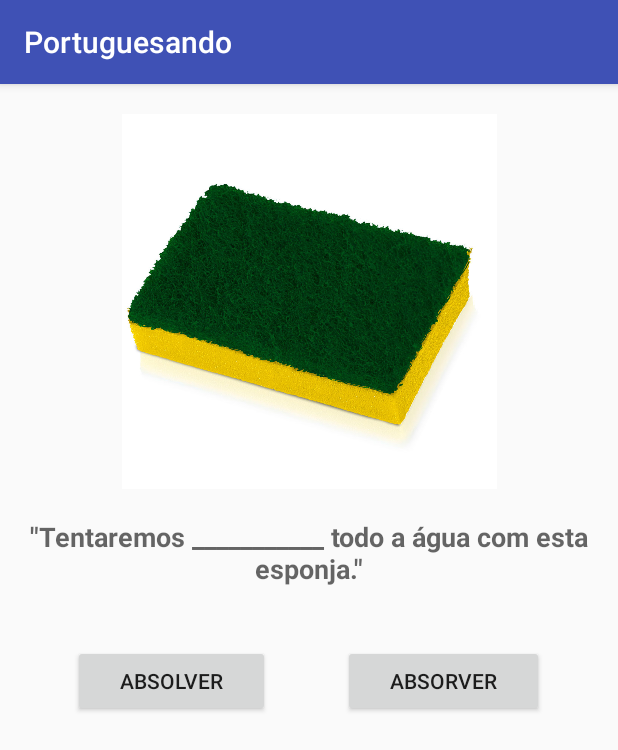
After one commit to higorbhermes/Portuguesando, an Android app: the JogoSemelhancas4 screen opened directly, with no data from a screen before it, on a phone screen of 412 x 824 dp. The commit adds this screen. Shown: the top 750 px of the screen. Run offline under Robolectric (Android 15) with nearby library versions, the phone set to English and light mode, and no system bars.

```diff
--- a/app/build.gradle
+++ b/app/build.gradle
@@ -1,4 +1,5 @@
 apply plugin: 'com.android.application'
+apply plugin: 'realm-android'
 
 android {
     compileSdkVersion 27
@@ -26,4 +27,5 @@ dependencies {
     testImplementation 'junit:junit:4.12'
     androidTestImplementation 'com.android.support.test:runner:1.0.2'
     androidTestImplementation 'com.android.support.test.espresso:espresso-core:3.0.2'
+
 }
--- a/app/src/main/AndroidManifest.xml
+++ b/app/src/main/AndroidManifest.xml
@@ -31,7 +31,9 @@
         <activity android:name=".JogoSemelhancas.View.JogoSemelhancas1" />
         <activity android:name=".JogoPerguntas.View.TelaRespostaErrada" />
         <activity android:name=".JogoSemelhancas.View.JogoSemelhancas2" />
-        <activity android:name=".TelaSobre"></activity>
+        <activity android:name=".TelaSobre" />
+        <activity android:name=".JogoSemelhancas.View.JogoSemelhancas3" />
+        <activity android:name=".JogoSemelhancas.View.JogoSemelhancas4"></activity>
     </application>
 
 </manifest>
--- /dev/null
+++ b/app/src/main/java/higorhermes/tcc/portuguesando/JogoSemelhancas/View/JogoSemelhancas4.java
@@ -0,0 +1,37 @@
+package higorhermes.tcc.portuguesando.JogoSemelhancas.View;
+
+import android.content.Intent;
+import android.support.v7.app.AppCompatActivity;
+import android.os.Bundle;
+import android.view.View;
+import android.widget.Button;
+
+import higorhermes.tcc.portuguesando.JogoPerguntas.View.TelaRespostaCerta;
+import higorhermes.tcc.portuguesando.JogoPerguntas.View.TelaRespostaErrada;
+import higorhermes.tcc.portuguesando.R;
+
+public class JogoSemelhancas4 extends AppCompatActivity {
+
+    @Override
+    protected void onCreate(Bundle savedInstanceState) {
+        super.onCreate(savedInstanceState);
+        setContentView(R.layout.activity_jogo_semelhancas4);
+        Button button1 = (Button) findViewById(R.id.button_opcao1semelhanca4);
+        Button button2 = (Button) findViewById(R.id.button_opcao2semelhanca4);
+
+        button1.setOnClickListener(new View.OnClickListener() {
+            @Override
+            public void onClick(View view) {
+                Intent intent = new Intent(JogoSemelhancas4.this, TelaRespostaErrada.class);
+                startActivity(intent);
+            }
+        });
+        button2.setOnClickListener(new View.OnClickListener() {
+            @Override
+            public void onClick(View view) {
+                Intent intent = new Intent(JogoSemelhancas4.this, TelaRespostaCerta.class);
+                startActivity(intent);
+            }
+        });
+    }
+}
--- /dev/null
+++ b/app/src/main/res/layout/activity_jogo_semelhancas4.xml
@@ -0,0 +1,96 @@
+<?xml version="1.0" encoding="utf-8"?>
+<LinearLayout xmlns:android="http://schemas.android.com/apk/res/android"
+    xmlns:app="http://schemas.android.com/apk/res-auto"
+    xmlns:tools="http://schemas.android.com/tools"
+    android:layout_width="match_parent"
+    android:layout_height="match_parent"
+    android:orientation="vertical"
+    tools:context="higorhermes.tcc.portuguesando.JogoSemelhancas.View.JogoSemelhancas4">
+
+    <TextView
+        android:id="@+id/textView43"
+        android:layout_width="match_parent"
+        android:layout_height="10dp" />
+
+    <TextView
+        android:id="@+id/textView92"
+        android:layout_width="match_parent"
+        android:layout_height="10dp" />
+
+    <ImageView
+        android:id="@+id/imageView4"
+        android:layout_width="match_parent"
+        android:layout_height="250dp"
+        app:srcCompat="@drawable/questaosemelhanca4" />
+
+    <TextView
+        android:id="@+id/textView115"
+        android:layout_width="match_parent"
+        android:layout_height="wrap_content" />
+
+    <LinearLayout
+        android:layout_width="match_parent"
+        android:layout_height="wrap_content"
+        android:orientation="horizontal">
+
+
+        <TextView
+            android:id="@+id/textView94"
+            android:layout_width="match_parent"
+            android:layout_height="wrap_content"
+            android:layout_weight="1"
+            android:gravity="center"
+            android:text='"Tentaremos ___________ todo a água com esta esponja."'
+            android:textAppearance="@style/TextAppearance.AppCompat.Medium"
+            android:textStyle="bold" />
+
+    </LinearLayout>
+
+    <TextView
+        android:id="@+id/textView117"
+        android:layout_width="match_parent"
+        android:layout_height="wrap_content" />
+
+    <TextView
+        android:id="@+id/textView116"
+        android:layout_width="match_parent"
+        android:layout_height="wrap_content" />
+
+    <LinearLayout
+        android:layout_width="match_parent"
+        android:layout_height="match_parent"
+        android:orientation="horizontal">
+
+        <TextView
+            android:layout_width="10dp"
+            android:layout_height="wrap_content"
+            android:layout_weight="1" />
+
+        <Button
+            android:id="@+id/button_opcao1semelhanca4"
+            android:layout_width="wrap_content"
+            android:layout_height="wrap_content"
+            android:layout_weight="1"
+            android:text="Absolver" />
+
+        <TextView
+            android:id="@+id/textView119"
+            android:layout_width="10dp"
+            android:layout_height="wrap_content"
+            android:layout_weight="1" />
+
+        <Button
+            android:id="@+id/button_opcao2semelhanca4"
+            android:layout_width="wrap_content"
+            android:layout_height="wrap_content"
+            android:layout_weight="1"
+            android:text="Absorver" />
+
+        <TextView
+            android:id="@+id/textView120"
+            android:layout_width="10dp"
+            android:layout_height="wrap_content"
+            android:layout_weight="1" />
+    </LinearLayout>
+
+</LinearLayout>
--- a/build.gradle
+++ b/build.gradle
@@ -8,6 +8,8 @@ buildscript {
     }
     dependencies {
         classpath 'com.android.tools.build:gradle:3.0.1'
+        classpath 'io.realm:realm-gradle-plugin:3.5.0'
+
 
 
 
```
Also changed, not shown: app/src/main/java/higorhermes/tcc/portuguesando/JogoSemelhancas/View/JogoSemelhancas3.java (added, +37 -0 lines), app/src/main/java/higorhermes/tcc/portuguesando/Model/Assunto.java (added, +37 -0 lines), app/src/main/java/higorhermes/tcc/portuguesando/Model/Questao.java (added, +110 -0 lines), app/src/main/java/higorhermes/tcc/portuguesando/Model/Usuario.java (+64 -1 lines), app/src/main/java/higorhermes/tcc/portuguesando/TelaOpcoes.java (+30 -2 lines), app/src/main/res/layout/activity_jogo_semelhancas3.xml (added, +97 -0 lines), app/src/main/res/layout/activity_tela_escolher_assunto.xml (+18 -23 lines), app/src/main/res/layout/activity_tela_sobre.xml (+10 -8 lines), app/src/main/res/drawable/questaosemelhanca3.jpg (added), app/src/main/res/drawable/questaosemelhanca4.jpeg (added).
